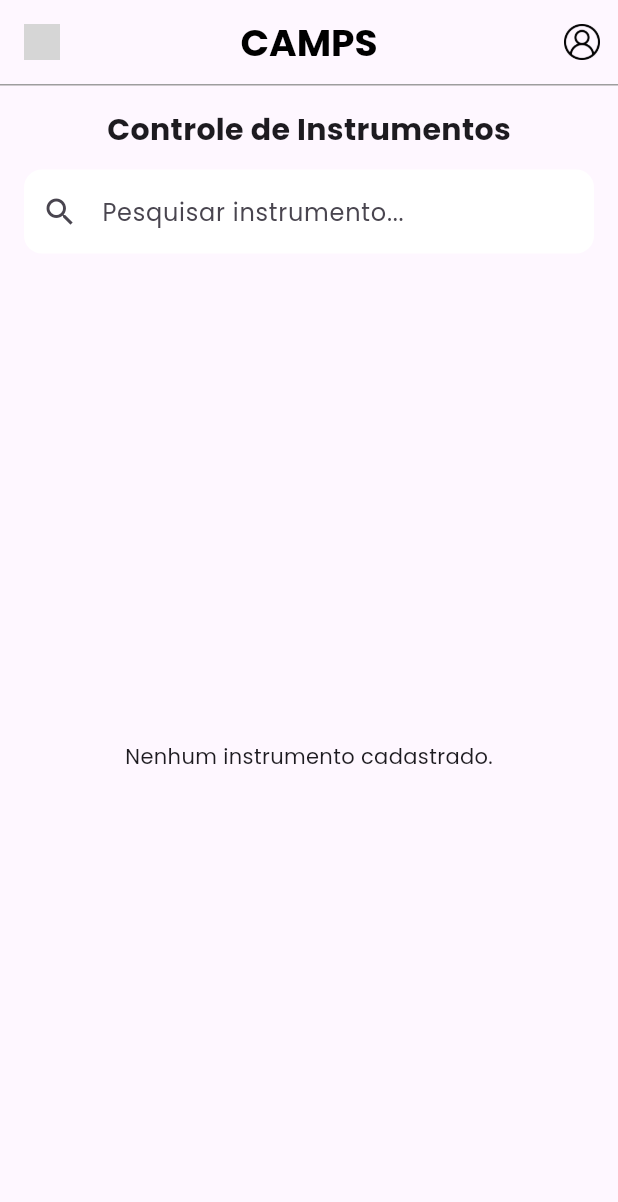
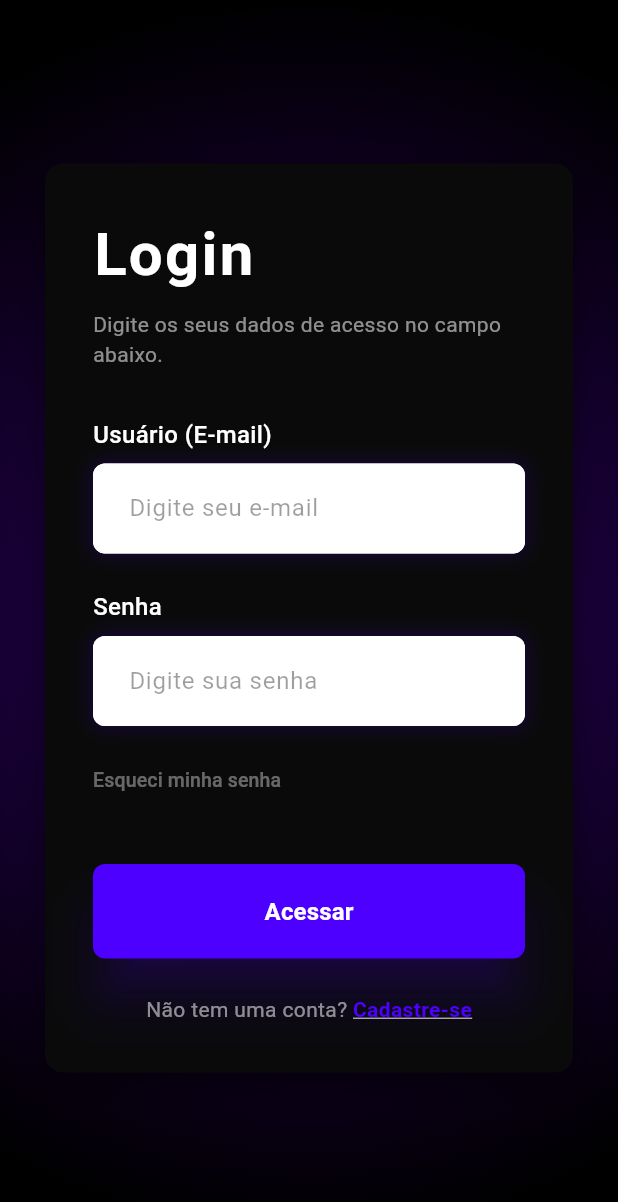
Before and after one commit to campsTIsolutions/controle-instrumentos-app, a Flutter app: the screen it shows after launch, on a phone screen of 412 x 824 dp. Shown: the top 1202 px of the screen. Run offline on Flutter 3.47's test engine with Material 3 defaults, Android fonts, the phone set to English and light mode, and no system bars; our stand-ins replace supabase_flutter; accounts and stored records are empty; grey boxes are pictures that could not be loaded.

Commit message:
Features/login screen (#10)
* testando commit

* login page, tela de cadastro e conexão com o supabase bem sucedida

---------

Co-authored-by: GuilhermeCamposGit-Hub <guicampos070@gmail.com>

```diff
--- /dev/null
+++ b/lib/features/login/login_page.dart
@@ -0,0 +1,249 @@
+import 'package:flutter/material.dart';
+import 'package:supabase_flutter/supabase_flutter.dart'; // Importação do Supabase
+import 'register_page.dart'; // Certifique-se de criar este arquivo
+
+class LoginPage extends StatefulWidget {
+  const LoginPage({super.key});
+
+  @override
+  State<LoginPage> createState() => _LoginPageState();
+}
+
+class _LoginPageState extends State<LoginPage> {
+  final TextEditingController _emailController = TextEditingController();
+  final TextEditingController _passwordController = TextEditingController();
+  bool _isLoading = false; // Para mostrar um carregamento no botão
+
+  @override
+  void dispose() {
+    _emailController.dispose();
+    _passwordController.dispose();
+    super.dispose();
+  }
+
+  // Lógica de Login Real
+  Future<void> _handleLogin() async {
+    setState(() => _isLoading = true);
+    try {
+      final response = await Supabase.instance.client.auth.signInWithPassword(
+        email: _emailController.text.trim(),
+        password: _passwordController.text.trim(),
+      );
+
+      if (response.user != null && mounted) {
+        // Sucesso! Aqui você redirecionaria para a Home
+        ScaffoldMessenger.of(context).showSnackBar(
+          const SnackBar(content: Text("Login realizado com sucesso!")),
+        );
+      }
+    } catch (e) {
+      if (mounted) {
+        ScaffoldMessenger.of(context).showSnackBar(
+          const SnackBar(
+            content: Text("Erro ao acessar: Dados incorretos ou inexistentes"),
+            backgroundColor: Colors.red,
+          ),
+        );
+      }
+    } finally {
+      if (mounted) setState(() => _isLoading = false);
+    }
+  }
+
+  @override
+  Widget build(BuildContext context) {
+    return Scaffold(
+      backgroundColor: Colors.black,
+      body: Container(
+        width: double.infinity,
+        height: double.infinity,
+        decoration: const BoxDecoration(
+          gradient: RadialGradient(
+            center: Alignment.center,
+            radius: 1.0,
+            colors: [Color(0xFF2D0066), Colors.black],
+          ),
+        ),
+        child: SafeArea(
+          child: Center(
+            child: SingleChildScrollView(
+              padding: const EdgeInsets.symmetric(horizontal: 30.0),
+              child: Container(
+                constraints: const BoxConstraints(maxWidth: 400),
+                padding: const EdgeInsets.all(32),
+                decoration: BoxDecoration(
+                  color: const Color(0xFF0A0A0A),
+                  borderRadius: BorderRadius.circular(12),
+                  boxShadow: [
+                    BoxShadow(
+                      color: Colors.black.withValues(alpha: 0.5),
+                      blurRadius: 20,
+                      offset: const Offset(0, 10),
+                    ),
+                  ],
+                ),
+                child: Column(
+                  mainAxisSize: MainAxisSize.min,
+                  crossAxisAlignment: CrossAxisAlignment.start,
+                  children: [
+                    const Text(
+                      'Login',
+                      style: TextStyle(
+                        color: Colors.white,
+                        fontSize: 40,
+                        fontWeight: FontWeight.bold,
+                        letterSpacing: 1.5,
+                      ),
+                    ),
+                    const SizedBox(height: 8),
+                    const Text(
+                      'Digite os seus dados de acesso no campo abaixo.',
+                      style: TextStyle(color: Colors.white54, fontSize: 14),
+                    ),
+                    const SizedBox(height: 32),
+                    _buildCustomLabel('Usuário (E-mail)'),
+                    const SizedBox(height: 8),
+                    _buildDarkTextField(
+                      hint: 'Digite seu e-mail',
+                      controller: _emailController,
+                    ),
+                    const SizedBox(height: 24),
+                    _buildCustomLabel('Senha'),
+                    const SizedBox(height: 8),
+                    _buildDarkTextField(
+                      hint: 'Digite sua senha',
+                      controller: _passwordController,
+                      isPassword: true,
+                    ),
+                    const SizedBox(height: 12),
+                    TextButton(
+                      onPressed: () {},
+                      style: TextButton.styleFrom(padding: EdgeInsets.zero),
+                      child: const Text(
+                        'Esqueci minha senha',
+                        style: TextStyle(color: Colors.white38, fontSize: 13),
+                      ),
+                    ),
+                    const SizedBox(height: 32),
+                    SizedBox(
+                      width: double.infinity,
+                      child: ElevatedButton(
+                        onPressed: _isLoading ? null : _handleLogin,
+                        style: ElevatedButton.styleFrom(
+                          backgroundColor: const Color(0xFF4D00FF),
+                          foregroundColor: Colors.white,
+                          padding: const EdgeInsets.symmetric(vertical: 20),
+                          shape: RoundedRectangleBorder(
+                            borderRadius: BorderRadius.circular(8),
+                          ),
+                          elevation: 15,
+                          shadowColor: const Color(
+                            0xFF4D00FF,
+                          ).withValues(alpha: 0.5),
+                        ),
+                        child: _isLoading
+                            ? const SizedBox(
+                                height: 20,
+                                width: 20,
+                                child: CircularProgressIndicator(
+                                  color: Colors.white,
+                                  strokeWidth: 2,
+                                ),
+                              )
+                            : const Text(
+                                'Acessar',
+                                style: TextStyle(
+                                  fontSize: 16,
+                                  fontWeight: FontWeight.bold,
+                                ),
+                              ),
+                      ),
+                    ),
+                    const SizedBox(height: 24),
+                    Row(
+                      mainAxisAlignment: MainAxisAlignment.center,
+                      children: [
+                        const Text(
+                          "Não tem uma conta? ",
+                          style: TextStyle(color: Colors.white54),
+                        ),
+                        GestureDetector(
+                          onTap: () {
+                            Navigator.push(
+                              context,
+                              MaterialPageRoute(
+                                builder: (context) => const RegisterPage(),
+                              ),
+                            );
+                          },
+                          child: const Text(
+                            "Cadastre-se",
+                            style: TextStyle(
+                              color: Color(0xFF4D00FF),
+                              fontWeight: FontWeight.bold,
+                              decoration: TextDecoration.underline,
+                            ),
+                          ),
+                        ),
+                      ],
+                    ),
+                  ],
+                ),
+              ),
+            ),
+          ),
+        ),
+      ),
+    );
+  }
+
+  Widget _buildCustomLabel(String text) {
+    return Text(
+      text,
+      style: const TextStyle(
+        color: Colors.white,
+        fontWeight: FontWeight.w500,
+        fontSize: 16,
+      ),
+    );
+  }
+
+  Widget _buildDarkTextField({
+    required String hint,
+    required TextEditingController controller,
+    bool isPassword = false,
+  }) {
+    return Container(
+      decoration: BoxDecoration(
+        color: Colors.white,
+        borderRadius: BorderRadius.circular(8),
+        boxShadow: [
+          BoxShadow(
+            color: const Color(0xFF4D00FF).withValues(alpha: 0.2),
+            blurRadius: 10,
+            spreadRadius: 1,
+          ),
+        ],
+      ),
+      child: TextField(
+        controller: controller,
+        obscureText: isPassword,
+        style: const TextStyle(color: Colors.black87),
+        decoration: InputDecoration(
+          hintText: hint,
+          hintStyle: const TextStyle(color: Colors.black38),
+          contentPadding: const EdgeInsets.symmetric(
+            horizontal: 20,
+            vertical: 18,
+          ),
+          border: OutlineInputBorder(
+            borderRadius: BorderRadius.circular(8),
+            borderSide: BorderSide.none,
+          ),
+          filled: true,
+          fillColor: Colors.white,
+        ),
+      ),
+    );
+  }
+}
--- a/lib/main.dart
+++ b/lib/main.dart
@@ -1,27 +1,37 @@
 import 'package:flutter/material.dart';
 import 'package:supabase_flutter/supabase_flutter.dart';
+import 'features/login/login_page.dart';
 
-import 'core/config/supabase_config.dart';
-import 'app.dart';
-
-class HomePage extends StatelessWidget {
-  const HomePage({super.key});
-
-  @override
-  Widget build(BuildContext context){
-    return MaterialApp(
-      debugShowCheckedModeBanner: false,
-
-    );
-  }
-}
-Future<void> main() async {
+void main() async {
+  // Garante a inicialização dos componentes do Flutter
   WidgetsFlutterBinding.ensureInitialized();
 
+  // Inicializa a conexão real com o seu banco de dados Supabase
   await Supabase.initialize(
     url: 'https://ylcfdbonhrvvbclinado.supabase.co',
-    anonKey: 'sb_publishable_YopOGM9CpLfvJXXiKNTHJw_Tx1RtZDn.anonKey',
+    anonKey: 'sb_publishable_YopOGM9CpLfvJXXiKNTHJw_Tx1RtZDn',
   );
 
   runApp(const MyApp());
 }
+
+class MyApp extends StatelessWidget {
+  const MyApp({super.key});
+
+  @override
+  Widget build(BuildContext context) {
+    return MaterialApp(
+      title: 'Controle de Instrumentos',
+      debugShowCheckedModeBanner: false,
+      theme: ThemeData(
+        // Tema configurado para combinar com o seu layout Dark/Roxo
+        colorScheme: ColorScheme.fromSeed(
+          seedColor: const Color(0xFF4D00FF),
+          brightness: Brightness.dark,
+        ),
+        useMaterial3: true,
+      ),
+      home: const LoginPage(),
+    );
+  }
+}
```
Also changed, not shown: lib/features/login/register_page.dart (added, +129 -0 lines), pubspec.yaml (+8 -35 lines), pubspec.lock, web_entrypoint.dart (added).
